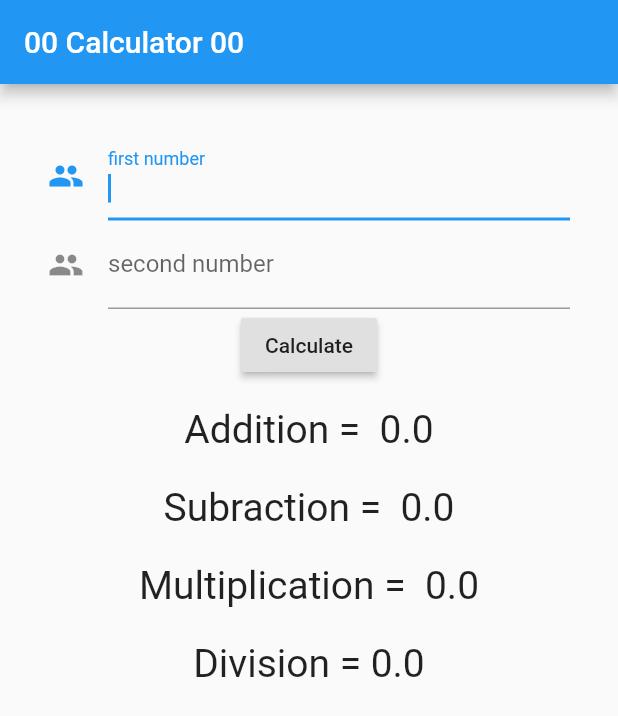
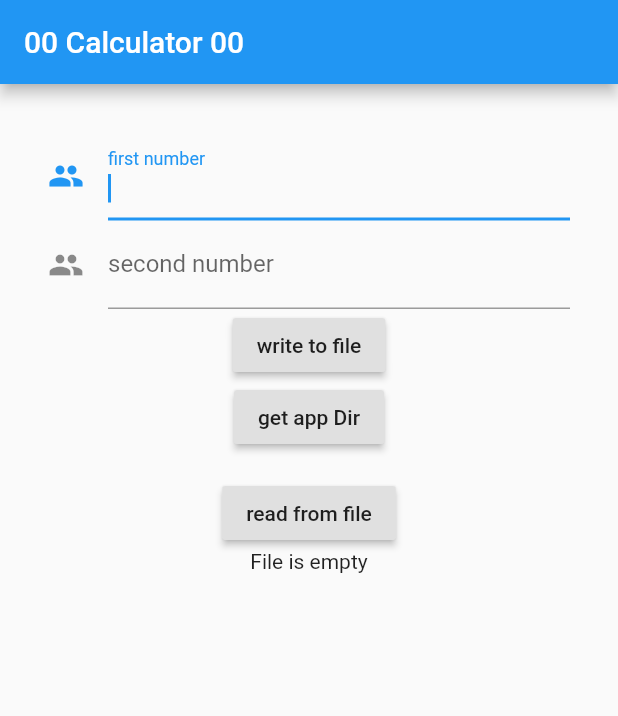
Before and after one commit to kremelhosary/Calculator_Assignment, a Flutter app: the screen it shows after launch, on a phone screen of 412 x 824 dp. Shown: the top 716 px of the screen. Run offline on Flutter 3.47's test engine with Material 2 defaults, Android fonts, the phone set to English and light mode, and no system bars.

Commit message:
reads and writes from file

```diff
--- a/lib/main.dart
+++ b/lib/main.dart
@@ -1,21 +1,49 @@
 import 'package:flutter/material.dart';
 import 'package:path_provider/path_provider.dart';
+import 'package:flutter/foundation.dart';
 import 'dart:io';
 import 'dart:async';
 
+void main() => runApp(MyApp());
 
-void main(){
-  runApp(new MaterialApp(
-    home: new MyApp(),
-  ));
+class MyApp extends StatelessWidget {
+  // This widget is the root of your application.
+  @override
+  Widget build(BuildContext context) {
+    return MaterialApp(
+      title: 'Save Operation value to Phone',
+      theme: ThemeData(
+        primarySwatch: Colors.blue,
+      ),
+      home: Home(
+        storage: Storage(),
+      ),
+    );
+  }
 }
 
-class MyApp extends StatefulWidget{
+//void main(){
+//  runApp(new MaterialApp(
+//    home: new Home(
+//      storage: Storage(),
+//    ),
+//  ));
+//}
+
+class Home extends StatefulWidget{
+  final Storage storage;
+  Home({ Key key, @required this.storage}) :super(key: key);
+
   @override
   _State createState() => new _State();
 }
 
-class _State extends State<MyApp> {
+class _State extends State<Home> {
+
+  String state= '';
+  String content;
+  Future<Directory> _appDocDir;
+
   double add=0;
   double sub=0;
   double mul=0;
@@ -26,18 +54,59 @@ class _State extends State<MyApp> {
   void _onSubmit1(String value1) => setState(()=> _value1 = value1);
   void _onSubmit2(String value2) => setState(()=> _value2 = value2);
 
-  void _onCalc(){
+//  void _onCalc(){
+//    setState(() {
+//      double i = double.parse(_value1);
+//      double j = double.parse(_value2 );
+//        add = i + j;
+//        sub = i - j;
+//        mul = i * j;
+//        div = i / j;
+//
+//        state = "Addition is = ${add.toString()} \n subtraction is = ${sub.toString()}";
+//
+//    });
+//  }
+
+  @override
+  void initState(){
+    super.initState();
+    widget.storage.readData().then( (String value){
     setState(() {
+      state = value;
+    });
+    });
+  }
+
+
+  Future<File> writeData() async {
+    setState(() {
+      // calculate and write data
       double i = double.parse(_value1);
       double j = double.parse(_value2 );
-        add = i + j;
-        sub = i - j;
-        mul = i * j;
-        div = i / j;
-//        String storage = "add is " + add.toString() ;
+      add = i + j;
+      sub = i - j;
+      mul = i * j;
+      div = i / j;
+
+      state = "Addition is = ${add.toString()} \nsubtraction is = ${sub.toString()}\n"+
+          "Multiplication is =${mul.toString()} \n Divition is ${div.toString()}";
 
     });
+    return widget.storage.writeData(state);
   }
+
+ void getAppDir(){
+    setState(() {
+      _appDocDir = getApplicationDocumentsDirectory();
+    });
+ }
+
+ void readData(){
+    setState(() {
+      content = state;
+    });
+ }
 
   @override
   Widget build(BuildContext context) {
@@ -70,16 +139,80 @@ class _State extends State<MyApp> {
                   onSubmitted: _onSubmit2,
                 ),
 
-                new RaisedButton(onPressed: _onCalc, child: new Text('Calculate')),
+//                new RaisedButton(onPressed: _onCalc, child: new Text('Calculate')),
 
-                new Text('Addition =  ${add.toString()}',style: TextStyle(height: 2, fontSize: 26)),
-                new Text('Subraction =  ${sub.toString()}',style: TextStyle(height: 2, fontSize: 26)),
-                new Text('Multiplication =  ${mul.toString()}',style: TextStyle(height: 2, fontSize: 26)),
-                new Text('Division = ${div.toString()}',style: TextStyle(height: 2, fontSize: 26)),
-             ],
+                new RaisedButton(
+                  onPressed: writeData,
+                  child: Text('write to file')
+                ),
+
+                new RaisedButton(
+                  onPressed: getAppDir,
+                  child: new Text('get app Dir')
+                ),
+
+                FutureBuilder<Directory>(
+                  future: _appDocDir,
+                  builder:
+                      (BuildContext context, AsyncSnapshot<Directory> snapshot){
+                    Text text = Text('');
+                    if (snapshot.connectionState == ConnectionState.done) {
+                        if (snapshot.hasError){
+                          text= Text('Error: ${snapshot.error}');
+                        }else if(snapshot.hasData){
+                          text = Text('path ${snapshot.data.path}');
+                        }else{
+                          text= Text('Unavailable');
+                        }
+                    }
+                    return new Container(
+                      child: text,
+                    );
+                  },
+                ),
+
+                new RaisedButton(
+                  onPressed: readData,
+                  child: Text('read from file')
+                ),
+
+                new Text('${content ?? "File is empty"}'),
+
+              ],
             ),
           )
       ),
     );
   }
 }
+class Storage{
+  Future<String> get localPath async {
+    final dir = await getApplicationDocumentsDirectory();
+    return dir.path;
+  }
+
+  Future<File> get localFile async {
+    final path = await localPath;
+    return File('$path/db.txt');
+  }
+
+  Future<String> readData() async {
+    try {
+      final file = await localFile;
+      String body = await file.readAsString();
+      return body;
+    } catch(e){
+      return e.toString();
+    }
+  }
+
+  Future<File> writeData(String data) async {
+    final file = await localFile;
+    return file.writeAsString("$data");
+
+  }
+
+
+
+
+}
```
